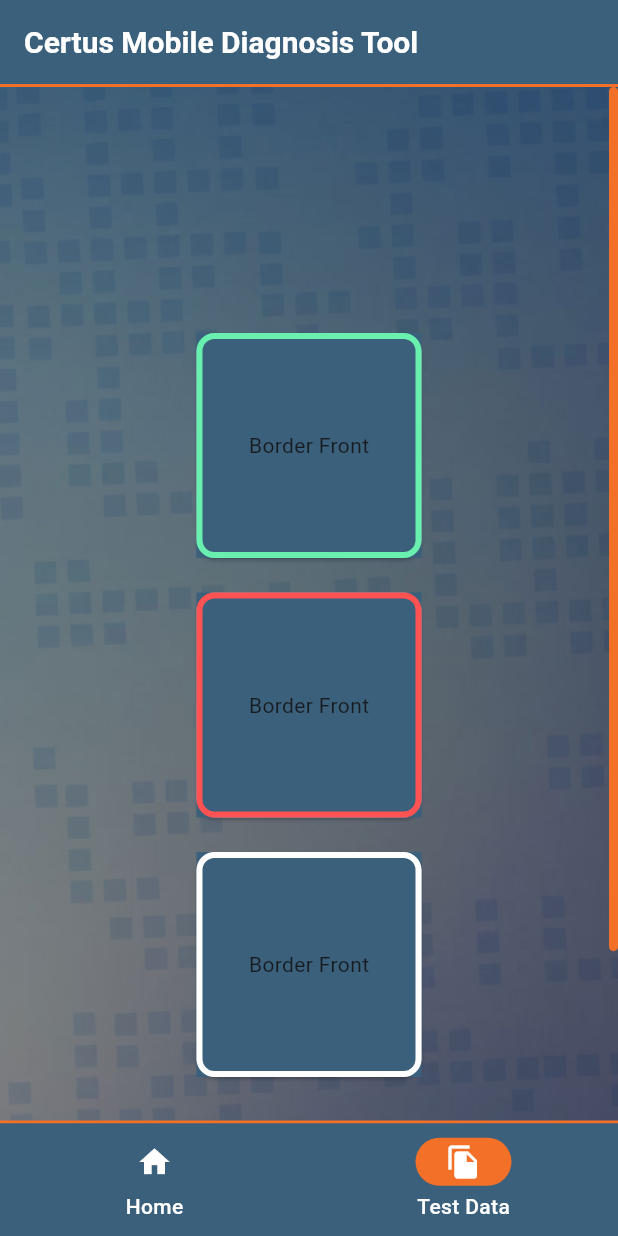
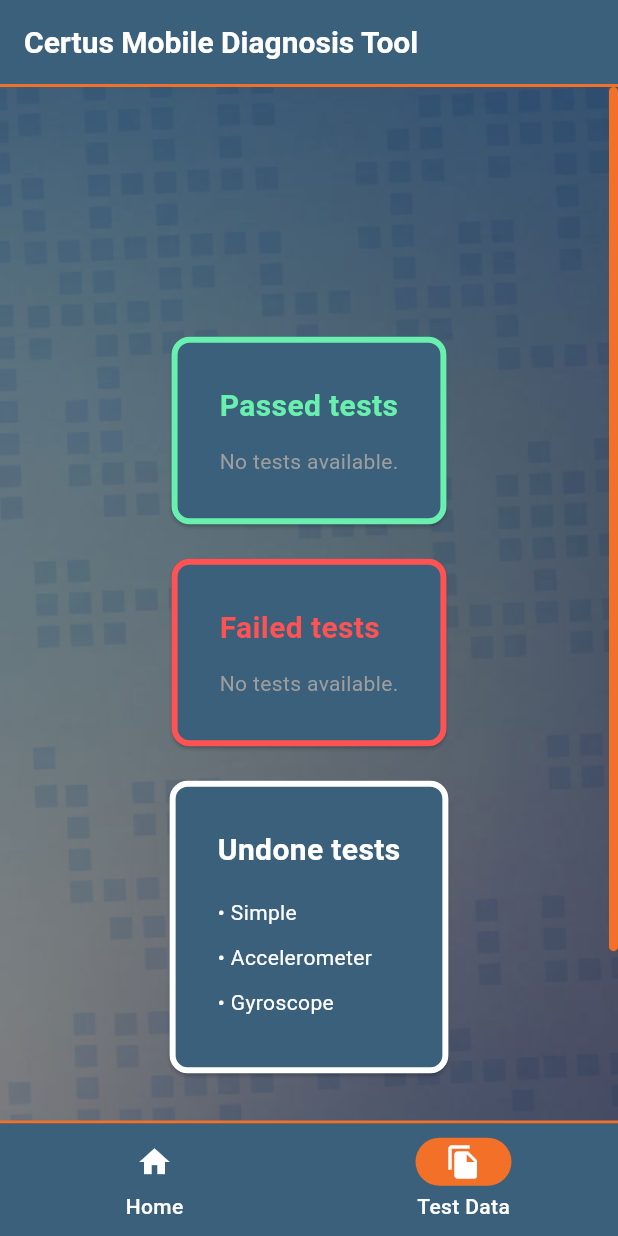
Before and after one commit to robeery/diagnosticare, a Flutter app: the screen it shows after launch, item 2 of the bottom bar chosen, on a phone screen of 412 x 824 dp. Run offline on Flutter 3.47's test engine with Material 3 defaults, Android fonts, the phone set to English and light mode, and no system bars; our stand-ins replace sensors_plus, shared_preferences; missing offline and left inert: enum_to_string.

Commit message:
test_data page functional demo complete

```diff
--- a/lib/app_pages/test_data_page.dart
+++ b/lib/app_pages/test_data_page.dart
@@ -3,7 +3,6 @@ import 'package:flutter/material.dart';
 import 'package:diagnosticare/test_buttons/model/test_result_cases.dart';
 
 class TestDataPage extends StatelessWidget {
-  @override
   @override
   Widget build(BuildContext context) {
     return Scaffold(
@@ -64,7 +63,11 @@ class TestDataPage extends StatelessWidget {
 class TestDataCard extends StatefulWidget {
   final String title;
   final TestResultCases type;
-  // final int count;
+  static final List<String> testNames = [
+    'Simple',
+    'Accelerometer',
+    'Gyroscope',
+  ];
 
   const TestDataCard({Key? key, required this.title, required this.type})
     : super(key: key);
@@ -77,6 +80,11 @@ class _TestDataCardState extends State<TestDataCard> {
 
   @override
   Widget build(BuildContext context) {
+    final filteredTestResults = [
+      for (int i = 0; i < testData.length; i++)
+        if (testData[i] == widget.type) TestDataCard.testNames[i],
+    ];
+
     switch (widget.type) {
       case TestResultCases.testNotDone:
         cardBorderColor = Colors.white;
@@ -89,16 +97,49 @@ class _TestDataCardState extends State<TestDataCard> {
     }
 
     return Card(
+      color: AppTheme.seedColor,
       borderOnForeground: true, // Border shown in front of content
       shape: RoundedRectangleBorder(
         borderRadius: BorderRadius.circular(12),
         side: BorderSide(color: cardBorderColor, width: 4),
       ),
-      child: Container(
-        height: 150,
-        width: 150,
-        color: AppTheme.seedColor,
-        child: Center(child: Text('Border Front')),
+      child: Padding(
+        padding: const EdgeInsets.all(32.0),
+
+        child: Column(
+          crossAxisAlignment: CrossAxisAlignment.start,
+          children: [
+            // Title
+            Text(
+              widget.title,
+              style: TextStyle(
+                color: cardBorderColor,
+                fontWeight: FontWeight.bold,
+                fontSize: 20,
+              ),
+            ),
+            const SizedBox(height: 12),
+
+            // Content: list of test items or a default message
+            if (filteredTestResults.isNotEmpty)
+              Column(
+                crossAxisAlignment: CrossAxisAlignment.start,
+                children: filteredTestResults
+                    .map(
+                      (item) => Padding(
+                        padding: const EdgeInsets.symmetric(vertical: 5.0),
+                        child: Text(
+                          "• $item",
+                          style: TextStyle(color: Colors.white),
+                        ),
+                      ),
+                    )
+                    .toList(),
+              )
+            else
+              Text("No tests available.", style: TextStyle(color: Colors.grey)),
+          ],
+        ),
       ),
     );
   }
--- a/lib/test_buttons/model/test_result_cases.dart
+++ b/lib/test_buttons/model/test_result_cases.dart
@@ -3,7 +3,7 @@ enum TestResultCases { testNotDone, testFailed, testSucceded }
 //to test modifying testNotDone to testNotDoneYet (simbol modify) to see what happens due to the hardcoding I used in shared preferences
 //I could move this list to BaseButton class and make it static, but to do later
 List<TestResultCases> testData = List.filled(3, TestResultCases.testNotDone);
-Set<String> testNames = {'Simple', 'Accelerometer', 'Gyroscope'};
+
 /*
 List<TestResultCases> testData = [
   TestResultCases.testNotDone,
```
